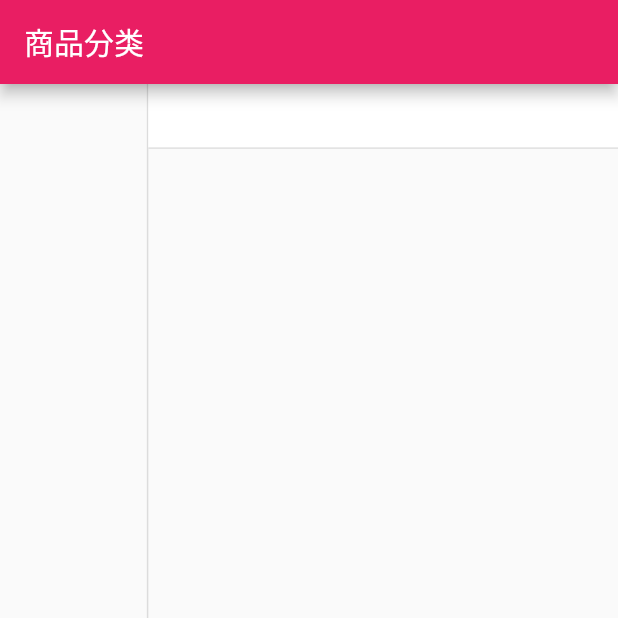
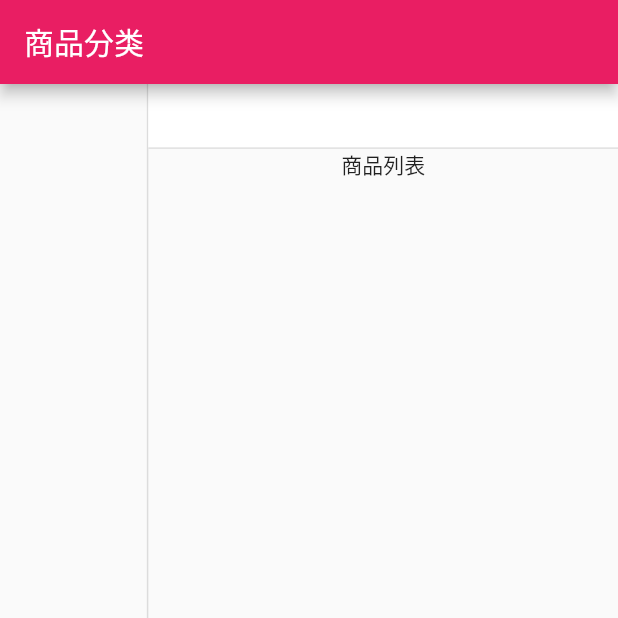
Before and after one commit to songlin81/flutter_shop, a Flutter app: the screen it shows after launch, item 2 of the bottom bar chosen, on a phone screen of 412 x 824 dp, the top half of it. Run offline on Flutter 3.47's test engine with Material 2 defaults, Android fonts, the phone set to English and light mode, and no system bars; our stand-ins replace dio, flutter_easyrefresh, flutter_screenutil, flutter_swiper; missing offline and left inert: provide; network calls fail; statements that could not run were skipped.

Commit message:
sub category api added

```diff
--- a/lib/config/service_url.dart
+++ b/lib/config/service_url.dart
@@ -3,5 +3,6 @@ const serviceUrl = 'http://47.104.244.246:5000/';
 const servicePath = {
   'homePageContent': serviceUrl+'homePageContent',
   'homePageBelowContent': serviceUrl+'homePageBelowContent',
-  'getCategory': serviceUrl+'getCategory'
+  'getCategory': serviceUrl+'getCategory',
+  'getMallGoods': serviceUrl+'getMallGoods'
 };
--- a/lib/pages/category_page.dart
+++ b/lib/pages/category_page.dart
@@ -29,7 +29,8 @@ class _CategoryPageState extends State<CategoryPage>{
             LeftCategoryNav(),
             Column(
              children: <Widget>[
-               RightCategoryNav()
+               RightCategoryNav(),
+               CategoryGoodsList()
              ],
             )
           ],
@@ -107,7 +108,7 @@ class _LeftCategoryNavState extends State<LeftCategoryNav>{
       Provide.value<ChildCategory>(context).getChildCategory(list[0].bxMallSubDto);
 
       //      CategoryBigListModel list = CategoryBigListModel.fromJson(data['data']);
-//      list.data.forEach((item) => print(item.mallCategoryName));
+      //      list.data.forEach((item) => print(item.mallCategoryName));
     });
   }
 }
@@ -159,3 +160,37 @@ class _RightCategoryNavState extends State<RightCategoryNav>{
     );
   }
 }
+
+class CategoryGoodsList extends StatefulWidget{
+  @override
+  _CategoryGoodsListState createState() => _CategoryGoodsListState();
+}
+
+class _CategoryGoodsListState extends State<CategoryGoodsList>{
+
+  @override
+  void initState(){
+    _getGoodsList();
+    super.initState();
+  }
+
+  @override
+  Widget build(BuildContext context) {
+    return Container(
+      child: Text('商品列表'),
+    );
+  }
+
+  void _getGoodsList() async{
+    var data = {
+      'CategoryId' : '4',
+      'CategorySubId' : '',
+      'page' : 1
+    };
+
+    await request('getMallGoods', formData: data).then((val){
+      var data = json.decode(val.toString());
+      print('====>${val}');
+    });
+  }
+}
```
Also changed, not shown: 1 other file.
